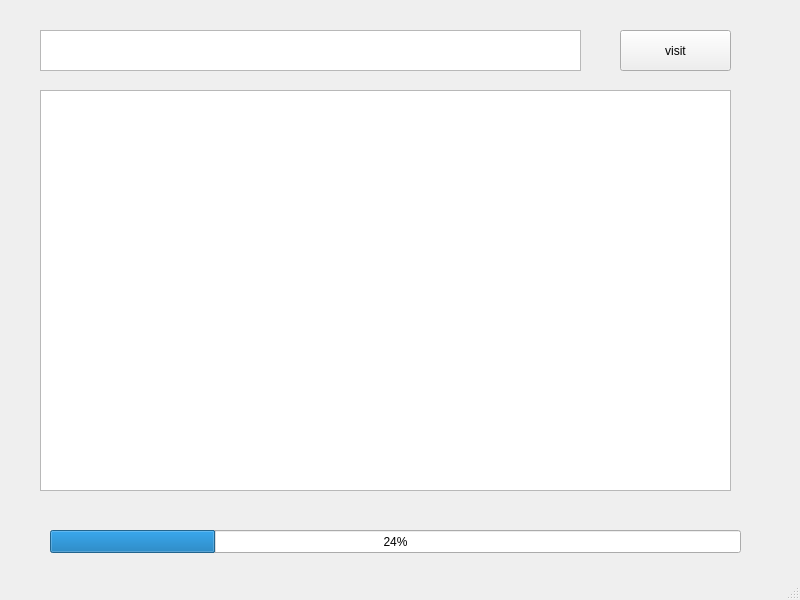
EdisoNewtong/Vector, file cpp/qt/VisitDir/VisitDir/mainwindow.ui: the form before one commit.
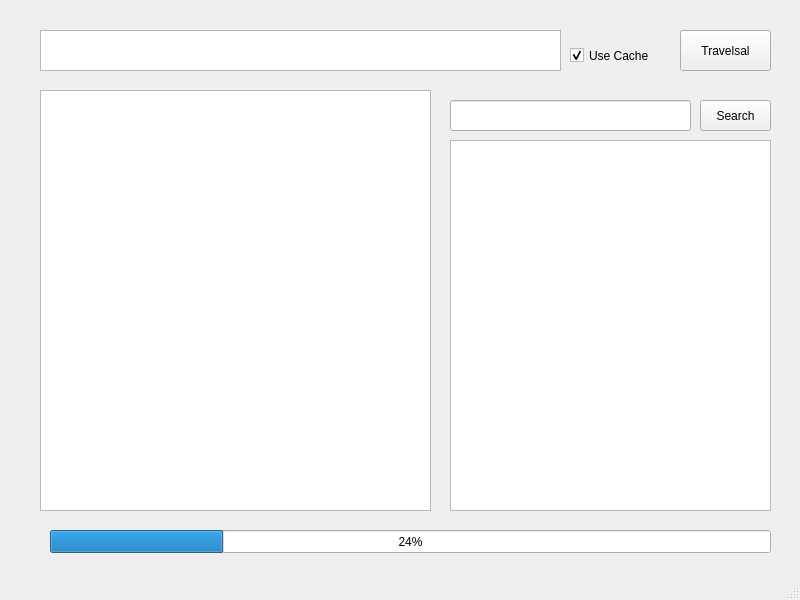
The form after the commit.

Commit message: partially finished travelsal Dir

The edit to the form file:
```diff
--- a/cpp/qt/VisitDir/VisitDir/mainwindow.ui
+++ b/cpp/qt/VisitDir/VisitDir/mainwindow.ui
@@ -19,7 +19,7 @@
      <rect>
       <x>40</x>
       <y>30</y>
-      <width>541</width>
+      <width>521</width>
       <height>41</height>
      </rect>
     </property>
@@ -29,22 +29,22 @@
      <rect>
       <x>40</x>
       <y>90</y>
-      <width>691</width>
-      <height>401</height>
+      <width>391</width>
+      <height>421</height>
      </rect>
     </property>
    </widget>
    <widget class="QPushButton" name="pushButton">
     <property name="geometry">
      <rect>
-      <x>620</x>
+      <x>680</x>
       <y>30</y>
-      <width>111</width>
+      <width>91</width>
       <height>41</height>
      </rect>
     </property>
     <property name="text">
-     <string>visit</string>
+     <string>Travelsal</string>
     </property>
    </widget>
    <widget class="QProgressBar" name="progressBar">
@@ -52,7 +52,7 @@
      <rect>
       <x>50</x>
       <y>530</y>
-      <width>691</width>
+      <width>721</width>
       <height>23</height>
      </rect>
     </property>
@@ -60,6 +60,55 @@
      <number>24</number>
     </property>
    </widget>
+   <widget class="QPlainTextEdit" name="searchResultList">
+    <property name="geometry">
+     <rect>
+      <x>450</x>
+      <y>140</y>
+      <width>321</width>
+      <height>371</height>
+     </rect>
+    </property>
+   </widget>
+   <widget class="QPushButton" name="pushButton_2">
+    <property name="geometry">
+     <rect>
+      <x>700</x>
+      <y>100</y>
+      <width>71</width>
+      <height>31</height>
+     </rect>
+    </property>
+    <property name="text">
+     <string>Search</string>
+    </property>
+   </widget>
+   <widget class="QLineEdit" name="lineEdit">
+    <property name="geometry">
+     <rect>
+      <x>450</x>
+      <y>100</y>
+      <width>241</width>
+      <height>31</height>
+     </rect>
+    </property>
+   </widget>
+   <widget class="QCheckBox" name="checkBox">
+    <property name="geometry">
+     <rect>
+      <x>570</x>
+      <y>40</y>
+      <width>91</width>
+      <height>31</height>
+     </rect>
+    </property>
+    <property name="text">
+     <string>Use Cache</string>
+    </property>
+    <property name="checked">
+     <bool>true</bool>
+    </property>
+   </widget>
   </widget>
   <widget class="QStatusBar" name="statusbar"/>
  </widget>
```
The commit also changes 4 other files.
